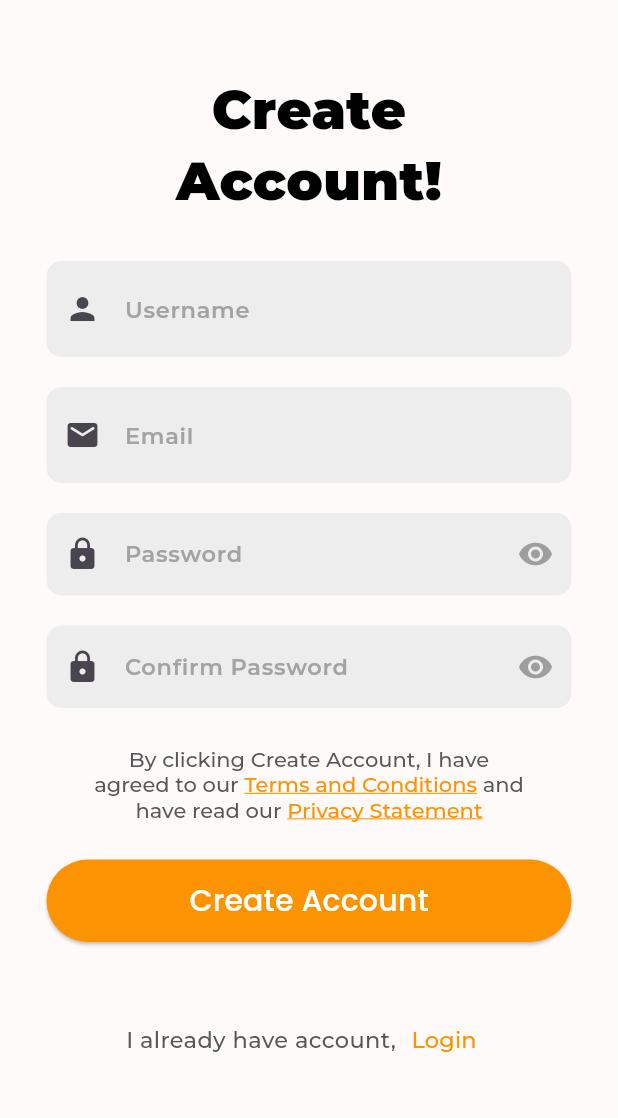
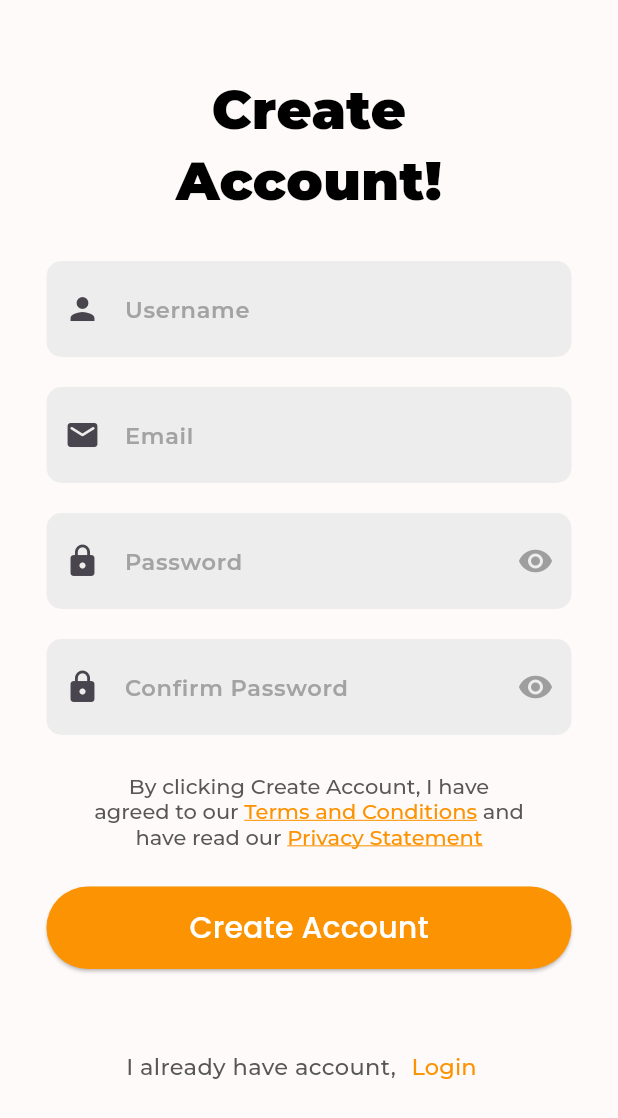
Before and after one commit to EasyLex/pawtastic_dart, a Flutter app: the Signuppage screen opened by its route, on a phone screen of 412 x 824 dp. Shown: the top 1118 px of the screen. Run offline on Flutter 3.47's test engine with Material 3 defaults, Android fonts, the phone set to English and light mode, and no system bars.

Commit message:
Confirm Password fixed & minor UI change

```diff
--- a/lib/pages/forgotPassword.dart
+++ b/lib/pages/forgotPassword.dart
@@ -51,8 +51,8 @@ class _ForgotpasswordState extends State<Forgotpassword> {
                     width: 350,
                     child: TextFormField(
                       decoration: Textfield1(
-                        hintText: 'Enter your email address',
-                        prefixIcon: Icons.email_rounded,
+                        hintText: 'Enter registered email address',
+                        prefixIcon: Icons.mail_lock_rounded,
                       ).decoration,
                       keyboardType: TextInputType.emailAddress,
                     ),
--- a/lib/pages/loginPage.dart
+++ b/lib/pages/loginPage.dart
@@ -47,8 +47,8 @@ class _LoginpageState extends State<Loginpage> {
                     width: 350,
                     child: TextFormField(
                       decoration: Textfield1(
-                        hintText: 'Username or Email',
-                        prefixIcon: Icons.person,
+                        hintText: 'Pawtastic Email',
+                        prefixIcon: Icons.email_rounded,
                       ).decoration,
                       keyboardType: TextInputType.emailAddress,
                     ),
--- a/lib/pages/signupPage.dart
+++ b/lib/pages/signupPage.dart
@@ -12,7 +12,9 @@ class Signuppage extends StatefulWidget {
 
 class _SignuppageState extends State<Signuppage> {
   bool _isPasswordVisible = false;
+  bool _isConfirmPasswordVisible = false;
   TextEditingController _passwordController = TextEditingController();
+  TextEditingController _confirmPasswordController = TextEditingController();
 
   @override
   Widget build(BuildContext context) {
@@ -49,7 +51,7 @@ class _SignuppageState extends State<Signuppage> {
                         hintText: 'Username',
                         prefixIcon: Icons.person,
                       ).decoration,
-                      keyboardType: TextInputType.emailAddress,
+                      keyboardType: TextInputType.name,
                     ),
                   ),
                   const SizedBox(height: 20),
@@ -70,7 +72,6 @@ class _SignuppageState extends State<Signuppage> {
                   // Password TextField
                   Container(
                     width: 350,
-                    height: 55,
                     child: TextFormField(
                       controller: _passwordController,
                       obscureText: !_isPasswordVisible, // If false, password is visible
@@ -97,22 +98,21 @@ class _SignuppageState extends State<Signuppage> {
                   // Confirm Password TextField
                   Container(
                     width: 350,
-                    height: 55,
                     child: TextFormField(
-                      controller: _passwordController,
-                      obscureText: !_isPasswordVisible, // If false, password is visible
+                      controller: _confirmPasswordController,
+                      obscureText: !_isConfirmPasswordVisible, // If false, password is visible
                       decoration: Textfield1(
                         hintText: 'Confirm Password',
                         prefixIcon: Icons.lock,
                       ).decoration.copyWith(
                         suffixIcon: IconButton(
                           icon: Icon(
-                            _isPasswordVisible ? Icons.visibility_off : Icons.visibility,
+                            _isConfirmPasswordVisible ? Icons.visibility_off : Icons.visibility,
                             color: Colors.grey,
                           ),
                           onPressed: () {
                             setState(() {
-                              _isPasswordVisible = !_isPasswordVisible;
+                              _isConfirmPasswordVisible = !_isConfirmPasswordVisible;
                             });
                           },
                         ),
```
